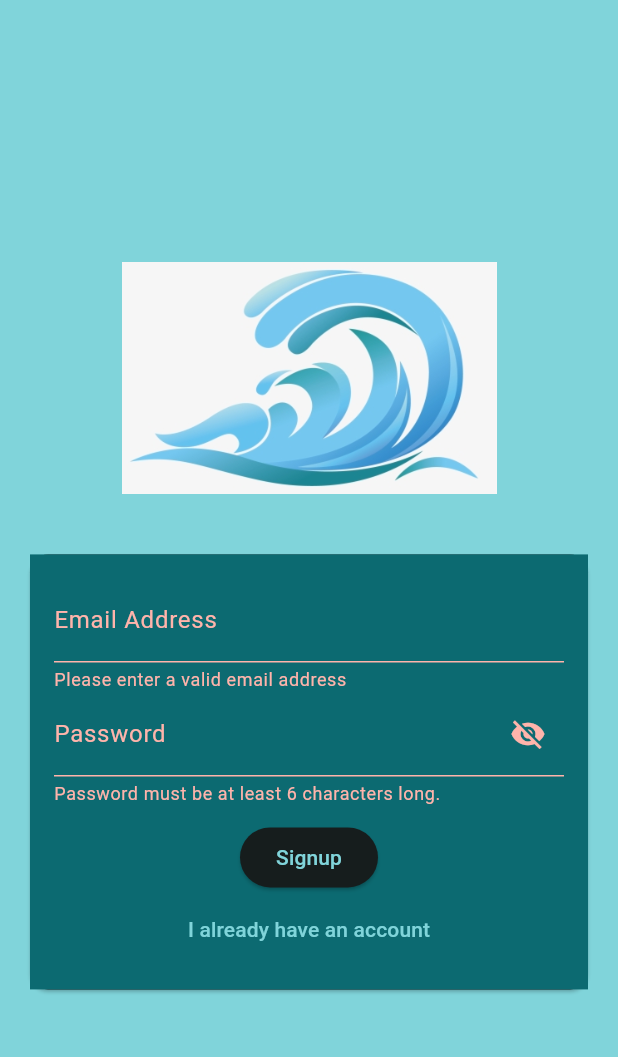
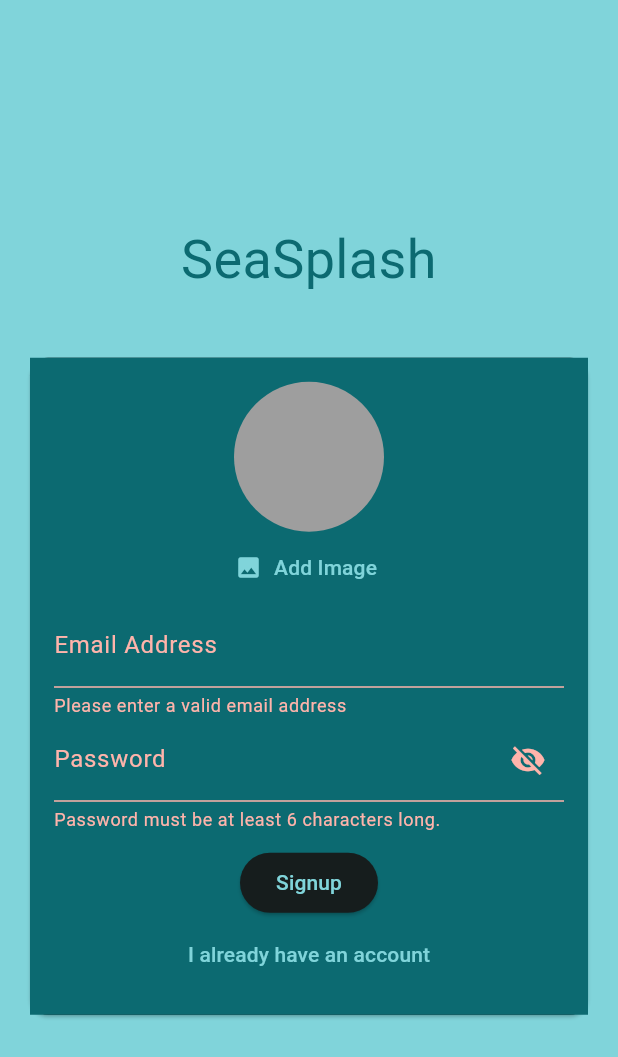
Before and after one commit to jmcied/SeaSplash, a Flutter app: the screen it shows after launch, after a tap on "Login", after a tap on "Create an account", on a phone screen of 412 x 824 dp. Shown: the top 1057 px of the screen. Run offline on Flutter 3.47's test engine with Material 3 defaults, Android fonts, the phone set to English and light mode, and no system bars; our stand-ins replace firebase_auth, firebase_core, flutter_riverpod, google_fonts, google_maps_flutter, image_picker and 2 more; missing offline and left inert: flutter_config; accounts and stored records are empty.

Commit message:
Adding a user image

```diff
--- a/lib/screens/auth.dart
+++ b/lib/screens/auth.dart
@@ -1,5 +1,7 @@
 import 'package:flutter/material.dart';
 import 'package:firebase_auth/firebase_auth.dart';
+import 'package:sea_splash/main.dart';
+import 'package:sea_splash/widgets/user_image_picker.dart';
 
 final _firebase = FirebaseAuth.instance;
 
@@ -18,8 +20,8 @@
   var _isLogin = true;
   var _enteredEmail = '';
   var _enteredPassword = '';
+  var _obscurePassword = true;
   // var _confirmPassword = '';
-  var _obscurePassword = true;
   // var _obscureConfirmPassword = true;
 
   final _passwordController = TextEditingController();
@@ -71,13 +73,21 @@
             children: [
               Container(
                 margin: const EdgeInsets.only(
-                  top: 30,
+                  top: 20,
                   bottom: 20,
                   left: 20,
                   right: 20,
                 ),
-                width: 250,
-                child: Image.asset('assets/images/water_splash.png'),
+                child: Text(
+                  'SeaSplash',
+                  textAlign: TextAlign.center,
+                  style: TextStyle(
+                    fontSize: 36,
+                    color: Theme.of(context).colorScheme.background,
+                  ),
+                ),
+                //width: 250,
+                //child: Image.asset('/assets/images/sandy_beach.png'),   //images broken
               ),
               Card(
                 margin: const EdgeInsets.all(20),
@@ -91,6 +101,7 @@
                         child: Column(
                           mainAxisSize: MainAxisSize.min,
                           children: [
+                            if (!_isLogin) UserImagePicker(),
                             TextFormField(
                               style: const TextStyle(color: Colors.white),
                               decoration: const InputDecoration(
--- /dev/null
+++ b/lib/widgets/user_image_picker.dart
@@ -0,0 +1,55 @@
+import 'dart:io';
+
+import 'package:flutter/material.dart';
+import 'package:image_picker/image_picker.dart';
+
+class UserImagePicker extends StatefulWidget {
+  const UserImagePicker({super.key});
+
+  @override
+  State<UserImagePicker> createState() {
+    return _UserImagePickerState();
+  }
+}
+
+class _UserImagePickerState extends State<UserImagePicker> {
+  File? _pickedImageFile;
+
+  void _pickImage() async {
+    final pickedImage = await ImagePicker().pickImage(
+      source: ImageSource.gallery,
+      imageQuality: 50,
+      maxWidth: 150,
+    );
+
+    if (pickedImage == null) {
+      return;
+    }
+
+    setState(() {
+      _pickedImageFile = File(pickedImage.path);
+    });
+  }
+
+  @override
+  Widget build(BuildContext context) {
+    return Column(
+      children: [
+        CircleAvatar(
+          radius: 50,
+          backgroundColor: Colors.grey,
+          foregroundImage:
+              _pickedImageFile != null ? FileImage(_pickedImageFile!) : null,
+        ),
+        TextButton.icon(
+          onPressed: _pickImage,
+          icon: const Icon(Icons.image),
+          label: Text(
+            'Add Image',
+            style: TextStyle(color: Theme.of(context).colorScheme.primary),
+          ),
+        )
+      ],
+    );
+  }
+}
--- a/pubspec.yaml
+++ b/pubspec.yaml
@@ -50,6 +50,7 @@
   cloud_firestore: ^4.15.9
   firebase_core: ^2.27.1
   firebase_auth: ^4.17.9
+  firebase_storage: ^11.6.10
 
 dev_dependencies:
   flutter_test:
@@ -76,7 +77,8 @@
   # To add assets to your application, add an assets section, like this:
   assets:
     - lib/.env
-    - assets/images/water_splash.png
+    #- assets/images/water_splash.png
+    #- assets/images/sandy_beach.png
   #   - images/a_dot_ham.jpeg
 
   # An image asset can refer to one or more resolution-specific "variants", see
```
Also changed, not shown: assets/images/sandy_beach.png (added), pubspec.lock, 5 other files.
